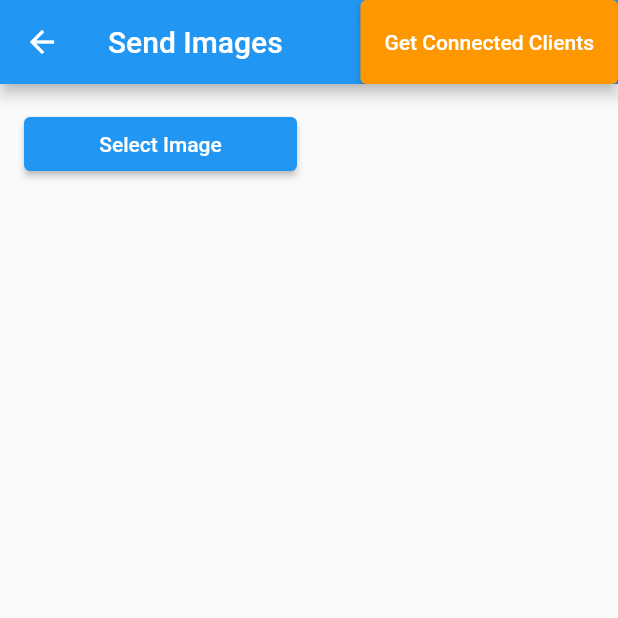
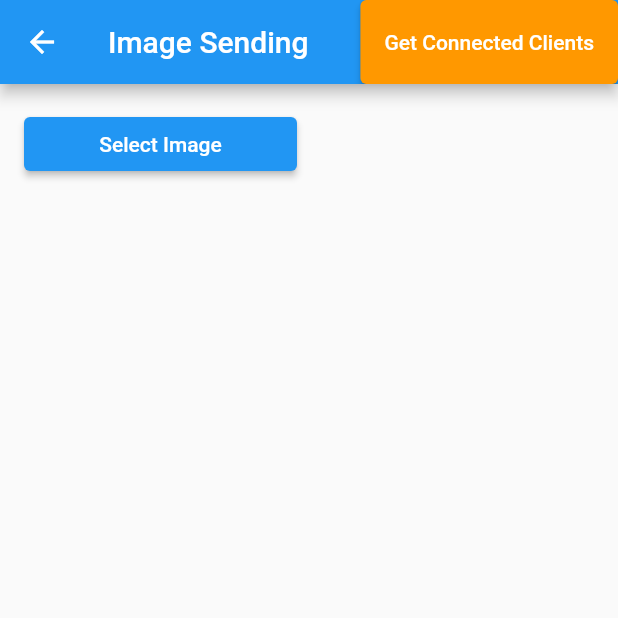
Before and after one commit to GlowTechPJM/DESKTOP, a Flutter app: the LayoutImage screen opened by its route, on a phone screen of 412 x 824 dp, the top half of it. Run offline on Flutter 3.47's test engine with Material 2 defaults, Android fonts, the phone set to English and light mode, and no system bars; our stand-ins replace image_picker; missing offline and left inert: window_manager.

Commit message:
modified:   desktop/lib/layout_image.dart 	modified:   desktop/lib/layout_message.dart

```diff
--- a/desktop/lib/layout_image.dart
+++ b/desktop/lib/layout_image.dart
@@ -43,7 +43,7 @@ class LayoutImageState extends State<LayoutImage> {
       value: appData,
       child: Scaffold(
         appBar: AppBar(
-          title: const Text('Send Images'),
+          title: const Text('Image Sending'),
           actions: [
             ElevatedButton(
               onPressed: () async {
--- a/desktop/lib/layout_message.dart
+++ b/desktop/lib/layout_message.dart
@@ -22,7 +22,7 @@ class LayoutMessageState extends State<LayoutMessage> {
 
     return Scaffold(
       appBar: AppBar(
-        title: const Text('Message Sending'),
+        title: const Text('Text Sending'),
         actions: [
           ElevatedButton(
             onPressed: () async {
```
